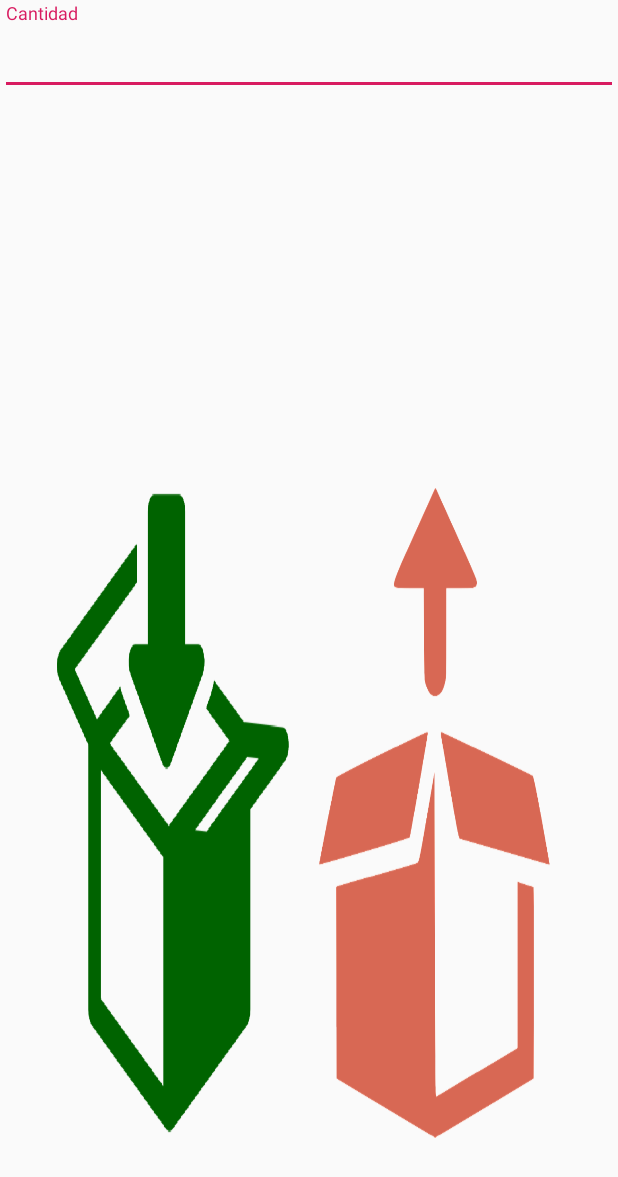
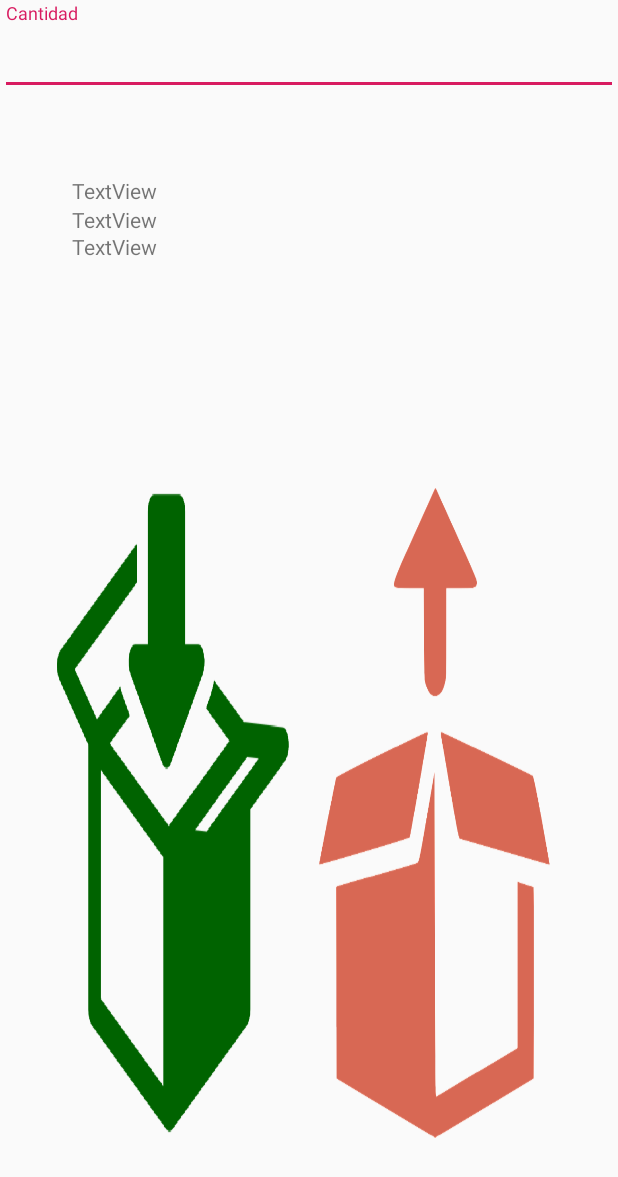
Before and after one commit to carum98/InventarioSkydata, an Android app: the layout activity_inventario_.xml on its own in the app's theme, with its tools: preview values and no code run, on a phone screen of 412 x 824 dp. Shown: the top 1177 px of the screen. Run offline under Robolectric (Android 15) with nearby library versions, the phone set to English and light mode, and no system bars.

Commit message:
Funcion de subir imagens terminada y comienza implementacion de visualizar

```diff
--- a/app/build.gradle
+++ b/app/build.gradle
@@ -34,5 +34,7 @@ dependencies {
     implementation 'com.android.support:design:29.1.1'
     implementation 'me.dm7.barcodescanner:zxing:1.8.4'
     implementation 'com.google.firebase:firebase-storage:18.1.0'
+
+    implementation 'com.squareup.picasso:picasso:2.71828'
 }
 apply plugin: 'com.google.gms.google-services'
--- a/app/src/main/AndroidManifest.xml
+++ b/app/src/main/AndroidManifest.xml
@@ -4,7 +4,10 @@
 
     <uses-permission android:name="android.permission.INTERNET" />
     <uses-permission android:name="android.permission.CAMERA" />
-    <uses-permission android:name="android.permission.WRITE_EXTERNAL_STORAGE" />
+    <uses-permission android:name="android.permission.WRITE_EXTERNAL_STORAGE"/>
+    <uses-permission android:name="android.permission.READ_EXTERNAL_STORAGE" />
+    <uses-feature android:name="android.hardware.camera"
+        android:required="true" />
 
     <application
         android:allowBackup="true"
--- a/app/src/main/java/com/example/inventarioskydata/Listado_Activity.java
+++ b/app/src/main/java/com/example/inventarioskydata/Listado_Activity.java
@@ -74,6 +74,7 @@ public class Listado_Activity extends AppCompatActivity {
                     intent.putExtra("id", Selected.getId());
                     intent.putExtra("armario",Selected.getArmario());
                     intent.putExtra("estante", Selected.getEstante());
+                    intent.putExtra("image",Selected.getRutaImage());
                     startActivity(intent);
             }
         });
--- a/app/src/main/res/layout/activity_inventario_.xml
+++ b/app/src/main/res/layout/activity_inventario_.xml
@@ -80,4 +80,40 @@
         app:layout_constraintStart_toStartOf="parent"
         app:layout_constraintTop_toBottomOf="@+id/textInputLayout" />
 
+    <TextView
+        android:id="@+id/txtNombre"
+        android:layout_width="wrap_content"
+        android:layout_height="wrap_content"
+        android:layout_marginStart="48dp"
+        android:layout_marginTop="117dp"
+        android:text="TextView"
+        app:layout_constraintStart_toStartOf="parent"
+        app:layout_constraintTop_toTopOf="parent" />
+
+    <TextView
+        android:id="@+id/txtArmario"
+        android:layout_width="wrap_content"
+        android:layout_height="wrap_content"
+        android:text="TextView"
+        app:layout_constraintStart_toStartOf="@+id/txtNombre"
+        app:layout_constraintTop_toBottomOf="@+id/txtNombre" />
+
+    <TextView
+        android:id="@+id/txtEstante"
+        android:layout_width="wrap_content"
+        android:layout_height="wrap_content"
+        android:layout_marginTop="18dp"
+        android:text="TextView"
+        app:layout_constraintStart_toStartOf="@+id/txtArmario"
+        app:layout_constraintTop_toTopOf="@+id/txtArmario" />
+
+    <ImageView
+        android:id="@+id/imgInventario"
+        android:layout_width="200dp"
+        android:layout_height="200dp"
+        android:layout_marginTop="20dp"
+        android:layout_marginEnd="32dp"
+        app:layout_constraintEnd_toEndOf="parent"
+        app:layout_constraintTop_toBottomOf="@+id/textInputLayout" />
+
 </androidx.constraintlayout.widget.ConstraintLayout>
```
Also changed, not shown: app/src/main/java/com/example/inventarioskydata/Agregar_Activity.java (+28 -4 lines), app/src/main/java/com/example/inventarioskydata/Inventario_Activity.java (+22 -1 lines), app/src/main/java/com/example/inventarioskydata/MainActivity.java (+0 -10 lines), app/src/main/java/com/example/inventarioskydata/model/Inventario.java (+14 -4 lines).
